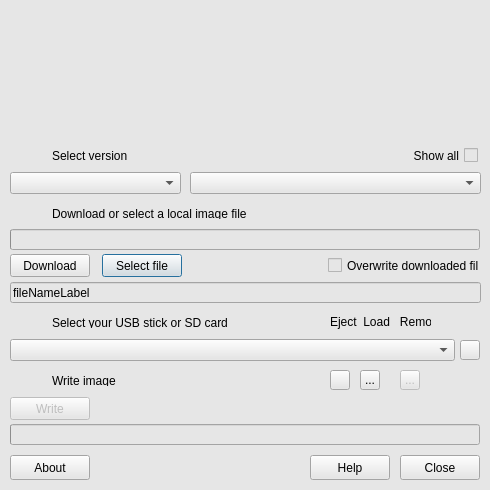
Before: the Qt Designer form creator.ui in LibreELEC/usb-sd-creator, drawn with Qt 5.
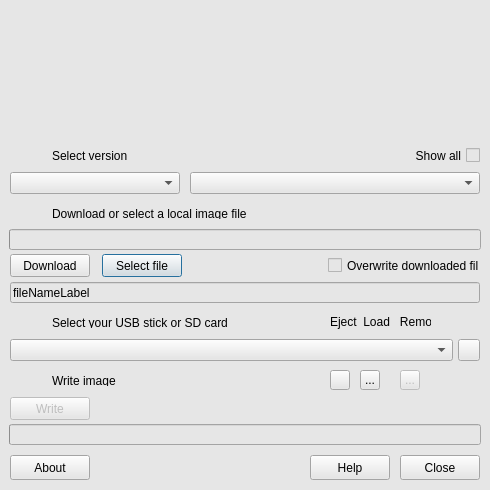
After: the same form once the commit is applied. Icons and pictures are not drawn.

Commit message: Make widgets even to each other

The edit to the form file:
```diff
--- a/creator.ui
+++ b/creator.ui
@@ -148,10 +148,10 @@
     <widget class="QToolButton" name="refreshRemovablesButton">
      <property name="geometry">
       <rect>
-       <x>460</x>
-       <y>210</y>
-       <width>20</width>
-       <height>20</height>
+       <x>458</x>
+       <y>209</y>
+       <width>22</width>
+       <height>22</height>
       </rect>
      </property>
      <property name="icon">
@@ -164,7 +164,7 @@
       <rect>
        <x>10</x>
        <y>42</y>
-       <width>171</width>
+       <width>170</width>
        <height>22</height>
       </rect>
      </property>
@@ -190,7 +190,7 @@
       <rect>
        <x>10</x>
        <y>209</y>
-       <width>445</width>
+       <width>443</width>
        <height>22</height>
       </rect>
      </property>
@@ -198,9 +198,9 @@
     <widget class="QProgressBar" name="downloadProgressBar">
      <property name="geometry">
       <rect>
-       <x>10</x>
+       <x>9</x>
        <y>99</y>
-       <width>470</width>
+       <width>472</width>
        <height>21</height>
       </rect>
      </property>
@@ -353,7 +353,7 @@
       <rect>
        <x>190</x>
        <y>42</y>
-       <width>291</width>
+       <width>290</width>
        <height>22</height>
       </rect>
      </property>
@@ -361,9 +361,9 @@
     <widget class="QProgressBar" name="flashProgressBar">
      <property name="geometry">
       <rect>
-       <x>10</x>
+       <x>9</x>
        <y>294</y>
-       <width>470</width>
+       <width>472</width>
        <height>21</height>
       </rect>
      </property>
@@ -478,9 +478,9 @@
      </property>
      <property name="geometry">
       <rect>
-       <x>337</x>
+       <x>380</x>
        <y>17</y>
-       <width>141</width>
+       <width>100</width>
        <height>17</height>
       </rect>
      </property>
@@ -502,7 +502,7 @@
       <rect>
        <x>10</x>
        <y>152</y>
-       <width>471</width>
+       <width>470</width>
        <height>21</height>
       </rect>
      </property>
```
The commit also changes 1 other file.
